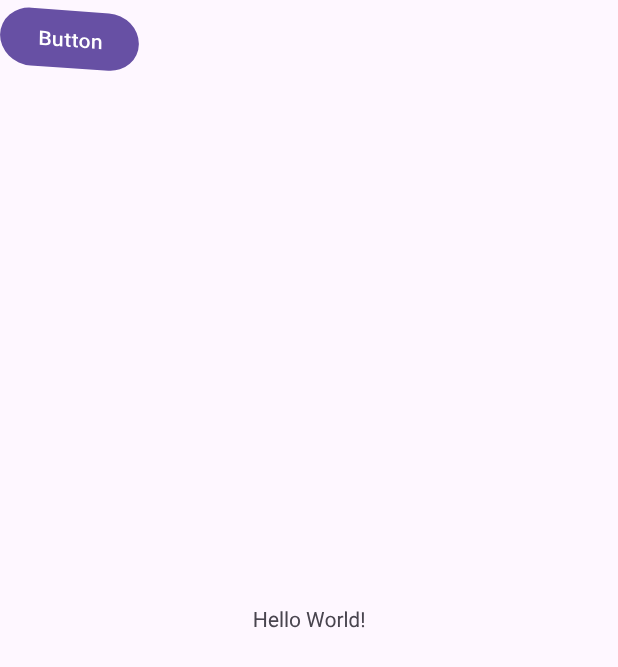
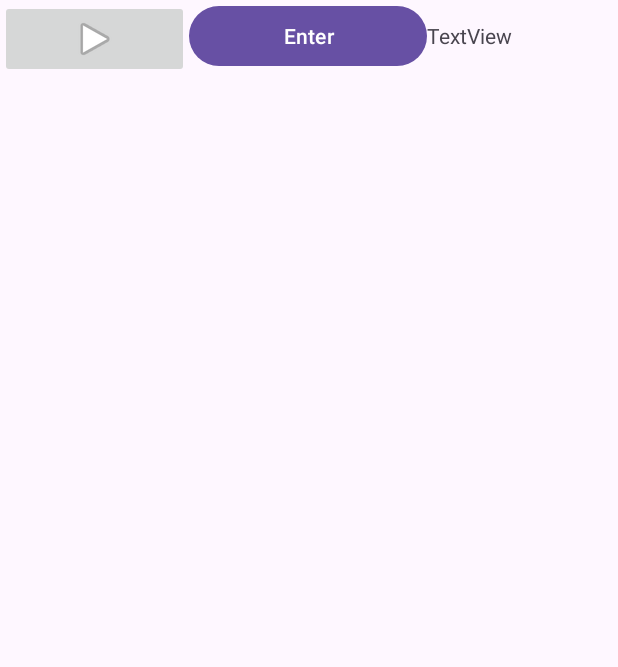
Before and after one commit to rsanlop/Untitled-Dating-Sim, an Android app: the screen it shows after launch (MainActivity), on a phone screen of 412 x 824 dp. Shown: the top 667 px of the screen. Run offline under Robolectric (Android 15) with nearby library versions, the phone set to English and light mode, and no system bars; 1 statement that could not run was skipped.

Commit message:
added a button

```diff
--- /dev/null
+++ b/astudio/app/src/main/java/edu/vassar/cmpu203/datingsim/view/ActivityMainView.java
@@ -0,0 +1,7 @@
+package edu.vassar.cmpu203.datingsim.view;
+
+public class ActivityMainView {
+
+
+
+}
--- a/astudio/app/src/main/java/edu/vassar/cmpu203/datingsim/view/AddNameView.java
+++ b/astudio/app/src/main/java/edu/vassar/cmpu203/datingsim/view/AddNameView.java
@@ -4,8 +4,10 @@ import android.content.Context;
 import android.text.Editable;
 import android.view.LayoutInflater;
 import android.view.View;
+import android.widget.Button;
 
 import com.google.android.material.snackbar.Snackbar;
+import com.google.android.material.button.MaterialButton;
 
 import edu.vassar.cmpu203.datingsim.R;
 import edu.vassar.cmpu203.datingsim.model.Player;
@@ -33,7 +35,7 @@ public class AddNameView implements IAddNameView{
         this.binding = ActivityMainBinding.inflate(LayoutInflater.from(context));
 
         // register add button click listener
-        this.binding.addButton.setOnClickListener(new View.OnClickListener() {
+        this.binding.button.setOnClickListener(new View.OnClickListener() {
 
             /**
              * Called when associated button is clicked.
@@ -42,20 +44,9 @@ public class AddNameView implements IAddNameView{
             @Override
             public void onClick(View v) {
 
-                // retrieves item name
-                final Editable nameEditable = AddNameView.this.binding.nameText.getText();
+                // retrieves name
+                final Editable nameEditable = (Editable) AddNameView.this.binding.nameView.getText();
                 final String nameStr = nameEditable.toString();
-
-
-                // confirm we have both name and qty
-                if (nameStr.length() == 0){
-                    Snackbar.make(v, v.getContext().getString(R.string.missing_item_fields_error),
-                            Snackbar.LENGTH_LONG).show();
-                    return;
-                }
-
-                // clear the input fields to ready them for the next item
-                nameEditable.clear();
 
                 // notify listener (controller)
                 AddNameView.this.listener.onAddedName(nameStr);
@@ -78,7 +69,7 @@ public class AddNameView implements IAddNameView{
      */
     @Override
     public void updateNameDisplay(Player player) {
-        this.binding.nameText.setText(player.toString());
+        this.binding.nameView.setText(player.toString());
     }
 
 }
--- a/astudio/app/src/main/java/edu/vassar/cmpu203/datingsim/view/OnClickListener.java
+++ b/astudio/app/src/main/java/edu/vassar/cmpu203/datingsim/view/IActivityMainView.java
@@ -1,7 +1,8 @@
 package edu.vassar.cmpu203.datingsim.view;
-
 import android.view.View;
 
-public interface OnClickListener {
-    void onClick(View v);
+public interface IActivityMainView {
+
+    public View getRootView();
+
 }
--- a/astudio/app/src/main/res/layout/activity_main.xml
+++ b/astudio/app/src/main/res/layout/activity_main.xml
@@ -4,25 +4,45 @@
     xmlns:tools="http://schemas.android.com/tools"
     android:layout_width="match_parent"
     android:layout_height="match_parent"
-    android:rotation="0"
-    android:rotationX="2"
-    android:rotationY="4"
     tools:context=".controller.MainActivity">
 
-    <TextView
+    <LinearLayout
+        android:layout_width="match_parent"
+        android:layout_height="match_parent"
+        android:orientation="horizontal">
+
+        <ImageButton
+            android:id="@+id/imageButton2"
+            android:layout_width="wrap_content"
+            android:layout_height="wrap_content"
+            android:layout_weight="1"
+            android:src="@android:drawable/ic_media_play" />
+
+        <Button
+            android:id="@+id/rubi"
+            android:layout_width="wrap_content"
+            android:layout_height="wrap_content"
+            android:layout_weight="1"
+            android:text="Enter" />
+
+        <TextView
+            android:id="@+id/nameView"
+            android:layout_width="wrap_content"
+            android:layout_height="wrap_content"
+            android:layout_weight="1"
+            android:text="TextView" />
+    </LinearLayout>
+
+    <androidx.fragment.app.FragmentContainerView
+        android:id="@+id/fragmentContainerView"
         android:layout_width="wrap_content"
         android:layout_height="wrap_content"
-        android:text="Hello World!"
+        android:layout_marginEnd="731dp"
+        android:layout_marginBottom="411dp"
+        android:layout_weight="1"
         app:layout_constraintBottom_toBottomOf="parent"
         app:layout_constraintEnd_toEndOf="parent"
         app:layout_constraintStart_toStartOf="parent"
         app:layout_constraintTop_toTopOf="parent" />
 
-    <Button
-        android:id="@+id/button2"
-        android:layout_width="wrap_content"
-        android:layout_height="wrap_content"
-        android:text="Button"
-        tools:ignore="MissingConstraints" />
-
 </androidx.constraintlayout.widget.ConstraintLayout>
--- a/astudio/app/src/main/res/values/strings.xml
+++ b/astudio/app/src/main/res/values/strings.xml
@@ -1,4 +1,4 @@
 <resources>
     <string name="app_name">Dating Sim</string>
-    <string name="btn">Button</string>
+    <string name="btn">Mofo Button</string>
 </resources>
```
